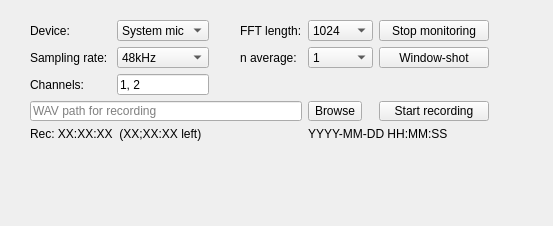
First picture: the form in control_pannel.ui, repository bewantbe/MicSpectrumMonitor, before the edit.
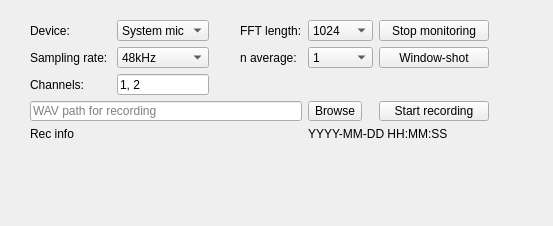
Second picture: the form after the edit.

Commit message: Update analyzer parameter to UI.

The edit to the form file:
```diff
--- a/control_pannel.ui
+++ b/control_pannel.ui
@@ -291,7 +291,7 @@
     <item row="4" column="2" colspan="4">
      <widget class="QLabel" name="label_rec_remain">
       <property name="text">
-       <string>Rec: XX:XX:XX  (XX;XX:XX left)</string>
+       <string>Rec info</string>
       </property>
      </widget>
     </item>
```
The commit also changes 1 other file.
